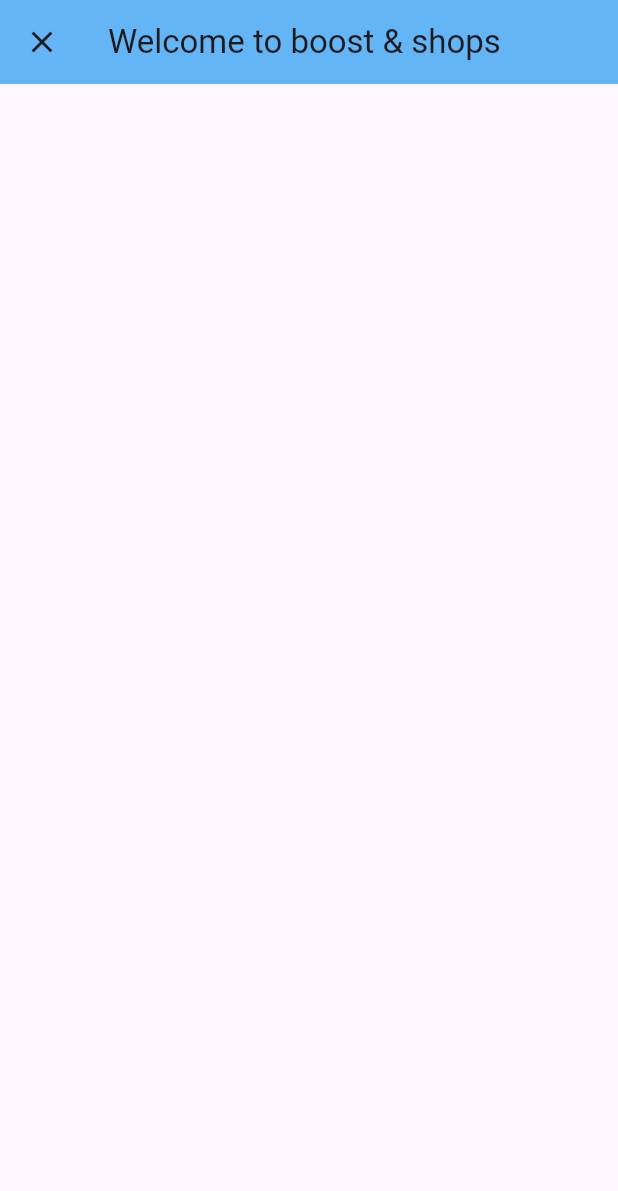
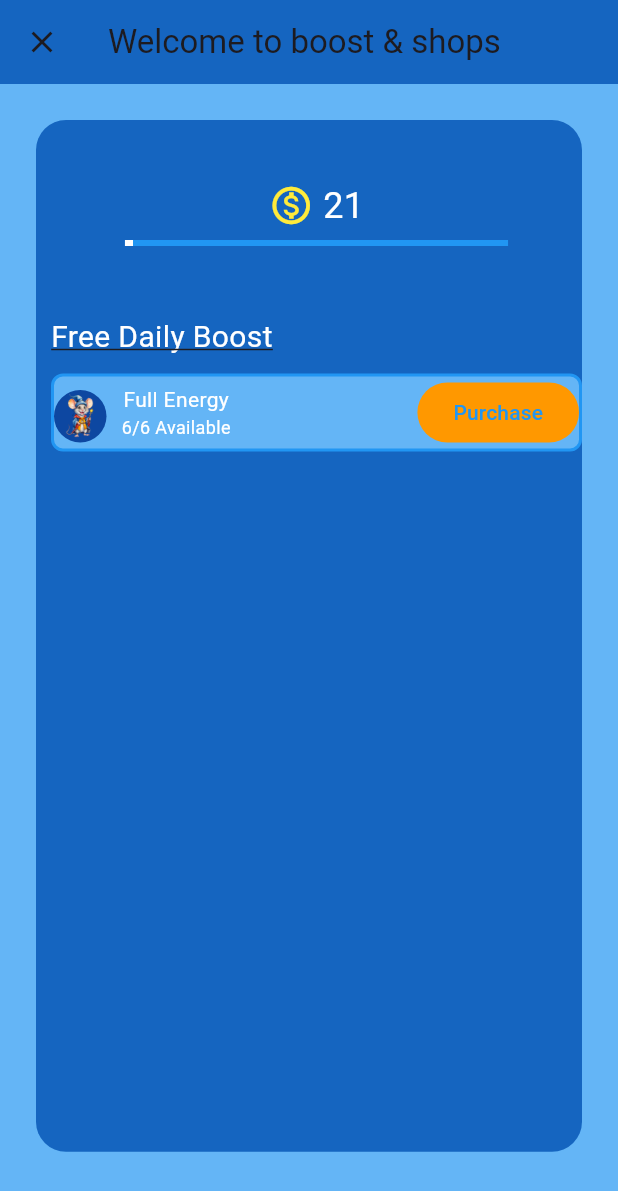
Before and after one commit to Fine-Guy-21/FineDrop-Flutter-App, a Flutter app: the screen it shows after launch, after a tap on "Boost", on a phone screen of 412 x 824 dp. Shown: the top 1191 px of the screen. Run offline on Flutter 3.47's test engine with Material 3 defaults, Android fonts, the phone set to English and light mode, and no system bars; our stand-ins replace animated_text_kit.

Commit message:
Energy boost page added

```diff
--- a/airdrop_demo/lib/Pages/home.dart
+++ b/airdrop_demo/lib/Pages/home.dart
@@ -229,7 +229,7 @@ class _HomePageState extends State<HomePage> {
                       padding: const EdgeInsets.fromLTRB(5, 0, 5, 10),
                       child: ElevatedButton(
                           onPressed: () => _openEnergyBoostPage(
-                              context: context, fullscreenDialogue: true),
+                              context: context, fullscreenDialogue: true, user: _user),
                           style: ElevatedButton.styleFrom(
                             backgroundColor: Colors.blue,
                           ),
@@ -249,12 +249,13 @@ class _HomePageState extends State<HomePage> {
   }
 
   void _openEnergyBoostPage(
-      {required BuildContext context, bool fullscreenDialogue = false}) {
+
+      {required BuildContext context, bool fullscreenDialogue = false, required UserProfile user}) {
     Navigator.push(
       context,
       MaterialPageRoute(
         fullscreenDialog: fullscreenDialogue,
-        builder: (context) => const EnergyBoost(),
+        builder: (context) =>EnergyBoost(user: user),
       ),
     );
   }
--- a/airdrop_demo/lib/model/user.dart
+++ b/airdrop_demo/lib/model/user.dart
@@ -3,7 +3,7 @@ import 'dart:async';
 class UserProfile {
 
   String? userName;
-  int pointPerTap = 1;
+  int pointPerTap = 100;
   int userPoints = 21;
   int nextLevel = 1000;
   int profitPerHour = 0;
--- a/airdrop_demo/lib/widgets/energyBoost.dart
+++ b/airdrop_demo/lib/widgets/energyBoost.dart
@@ -1,16 +1,140 @@
 import 'package:flutter/material.dart';
 
+import '../model/user.dart';
+
 class EnergyBoost extends StatelessWidget {
-  const EnergyBoost({super.key});
+  final UserProfile user;
+  const EnergyBoost({super.key, required this.user});
 
   @override
   Widget build(BuildContext context) {
+    final screenHeight = MediaQuery.of(context).size.height - 100;
+    final screenWidth = MediaQuery.of(context).size.width - 30;
+
     return Scaffold(
+      backgroundColor: Colors.blue[300],
       appBar: AppBar(
-          title: const Text("Welcome to boost & shops "),
-          backgroundColor: Colors.blue[300],
+        title: const Text("Welcome to boost & shops "),
+        backgroundColor: Colors.blue[800],
+      ),
+      body: SafeArea(
+          child: Padding(
+              padding: const EdgeInsets.all(24),
+              child: Container(
+                height: screenHeight * 0.95,
+                padding: const EdgeInsets.fromLTRB(10, 0, 0, 0),
+                decoration: BoxDecoration(
+                  borderRadius: BorderRadius.circular(20),
+                  color: Colors.blue[800],
+                ),
+                child: Column(
+                  crossAxisAlignment: CrossAxisAlignment.start,
+                  children: <Widget>[
+                    const SizedBox(
+                      height: 40,
+                    ),
+                    // User point & progress
+                    Column(
+                      crossAxisAlignment: CrossAxisAlignment.center,
+                      children: [
+                        // Current User point
+                        Row(
+                          mainAxisAlignment: MainAxisAlignment.center,
+                          children: [
+                            const Icon(Icons.monetization_on_outlined,
+                                size: 30, color: Colors.yellow),
+                            Text(
+                              ' ${user.userPoints}',
+                              style: const TextStyle(
+                                  fontSize: 24, color: Colors.white),
+                            )
+                          ],
+                        ),
 
-      ),
+                        // User amount Progress Bar
+                        Container(
+                          padding: const EdgeInsets.all(6),
+                          width: screenWidth * (70 / 100),
+                          child: LinearProgressIndicator(
+                            value: (user.userPoints / user.nextLevel),
+                            backgroundColor: Colors.blue,
+                            color: Colors.white,
+                          ),
+                        ),
+                      ],
+                    ),
+
+                    const SizedBox(
+                      height: 40,
+                    ),
+
+                    const Text(
+                      'Free Daily Boost',
+                      style: TextStyle(
+                        fontSize: 20,
+                        decoration: TextDecoration.underline,
+                        color: Colors.white,
+                      ),
+                    ),
+
+                    const SizedBox(
+                      height: 10,
+                    ),
+
+                    Container(
+                      margin: const EdgeInsets.all(0),
+                      decoration: BoxDecoration(
+                        color: Colors.blue[300],
+                        border: Border.all(
+                            color: Colors.blue, width: 2),
+                        borderRadius: BorderRadius.circular(
+                            8),
+                      ),
+                      child: Row(
+                        mainAxisAlignment: MainAxisAlignment.spaceBetween,
+                        children: [
+                          Row(
+                            mainAxisAlignment: MainAxisAlignment.start,
+                            children: [
+                              Container(
+                                margin: const EdgeInsets.fromLTRB(0, 5, 0, 0),
+                                height: 35,
+                                width: 35,
+                                decoration: BoxDecoration(
+                                    borderRadius: BorderRadius.circular(120),
+                                    color: Colors.blue[900]),
+                                child: Image.asset(
+                                  'assets/ai-generated-8618574_1280.png',
+                                ),
+                              ),
+                              const SizedBox(width: 10,),
+                              const Column(
+                                children: [
+                                  Text('Full Energy',
+                                      style: TextStyle(
+                                          fontSize: 14, color: Colors.white)),
+                                  Text(
+                                    '6/6 Available',
+                                    style: TextStyle(
+                                        fontSize: 12, color: Colors.white),
+                                  ),
+                                ],
+                              ),
+                            ],
+                          ),
+                          ElevatedButton(
+                              onPressed: null,
+                              style:ButtonStyle(
+                                backgroundColor:MaterialStateProperty.all(Colors.orange),
+                                foregroundColor: MaterialStateProperty.all(Colors.blue)
+                              ),
+                              child: const Text('Purchase')),
+                        ],
+                      ),
+                    ),
+                  ],
+                ),
+              ))),
     );
   }
 }
```
